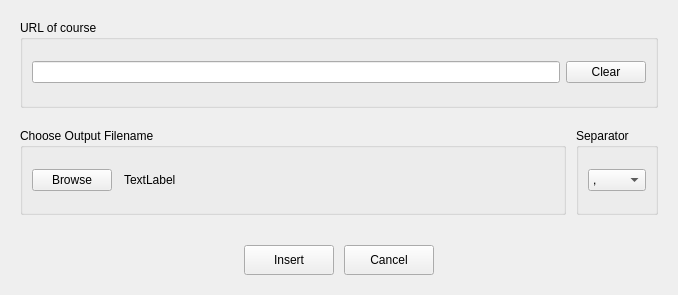
Old version of the form memrise_scraper.ui in the repository tombranfield/memrise_scraper.
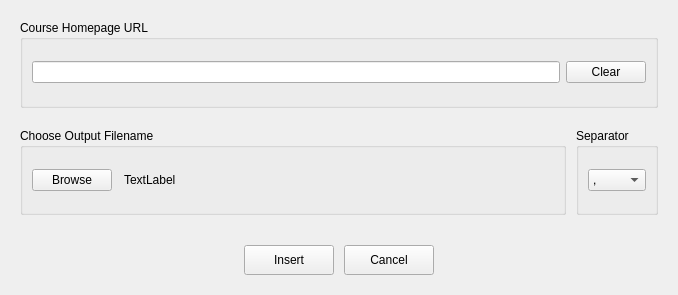
New version of the form.

Commit message: Wrote scrape_pages() and scrape_individual_page()

What changed in the file:
```diff
--- a/memrise_scraper.ui
+++ b/memrise_scraper.ui
@@ -39,7 +39,7 @@
     <item>
      <widget class="QGroupBox" name="groupBox_3">
       <property name="title">
-       <string>URL of course</string>
+       <string>Course Homepage URL</string>
       </property>
       <layout class="QVBoxLayout" name="verticalLayout_3">
        <item>
```
The commit also changes 1 other file.
